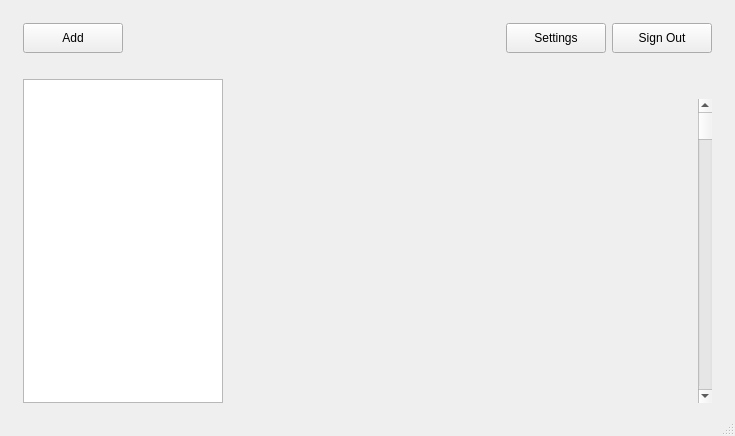
The window that manager_window.ui (Affan-Mushahid/KeepSake) describes before a commit, drawn with Qt 5.
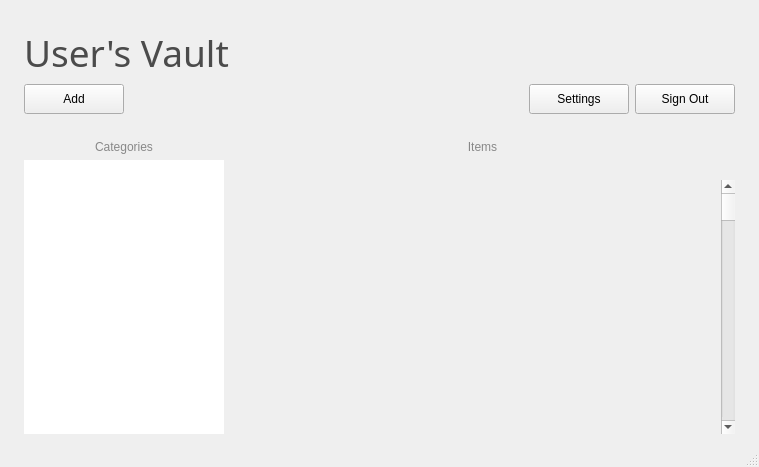
The same window after the commit.

Commit message: manager window created

What changed in the file:
```diff
--- a/manager_window.ui
+++ b/manager_window.ui
@@ -6,8 +6,8 @@
    <rect>
     <x>0</x>
     <y>0</y>
-    <width>735</width>
-    <height>436</height>
+    <width>759</width>
+    <height>467</height>
    </rect>
   </property>
   <property name="windowTitle">
@@ -15,6 +15,15 @@
   </property>
   <widget class="QWidget" name="centralWidget">
    <layout class="QGridLayout" name="gridLayout">
+    <property name="leftMargin">
+     <number>12</number>
+    </property>
+    <property name="topMargin">
+     <number>15</number>
+    </property>
+    <property name="rightMargin">
+     <number>12</number>
+    </property>
     <item row="0" column="0">
      <layout class="QVBoxLayout" name="verticalLayout">
       <property name="leftMargin">
@@ -29,6 +38,25 @@
       <property name="bottomMargin">
        <number>0</number>
       </property>
+      <item>
+       <widget class="QLabel" name="label">
+        <property name="font">
+         <font>
+          <family>Franklin Gothic Heavy</family>
+          <pointsize>28</pointsize>
+          <italic>false</italic>
+          <bold>false</bold>
+         </font>
+        </property>
+        <property name="styleSheet">
+         <string notr="true">color: rgb(75, 75, 75);
+font: 28pt &quot;Franklin Gothic Heavy&quot;;</string>
+        </property>
+        <property name="text">
+         <string>User's Vault</string>
+        </property>
+       </widget>
+      </item>
       <item>
        <layout class="QHBoxLayout" name="horizontalLayout">
         <item>
@@ -110,6 +138,24 @@
       <item>
        <layout class="QHBoxLayout" name="horizontalLayout_2">
         <item>
+         <layout class="QHBoxLayout" name="horizontalLayout_6">
+          <item>
+           <layout class="QVBoxLayout" name="verticalLayout_6">
+            <item>
+             <widget class="QLabel" name="label_2">
+              <property name="styleSheet">
+               <string notr="true">color: rgb(136, 136, 136);
+font: 16pt &quot;Franklin Gothic Heavy&quot;;</string>
+              </property>
+              <property name="text">
+               <string>Categories</string>
+              </property>
+              <property name="alignment">
+               <set>Qt::AlignCenter</set>
+              </property>
+             </widget>
+            </item>
+            <item>
          <widget class="QListView" name="listView">
           <property name="sizePolicy">
            <sizepolicy hsizetype="Fixed" vsizetype="Expanding">
@@ -129,12 +175,41 @@
             <height>16777215</height>
            </size>
           </property>
-         </widget>
-        </item>
-        <item>
-         <layout class="QHBoxLayout" name="horizontalLayout_6">
+              <property name="autoFillBackground">
+               <bool>false</bool>
+              </property>
+              <property name="frameShape">
+               <enum>QFrame::NoFrame</enum>
+              </property>
+              <property name="frameShadow">
+               <enum>QFrame::Plain</enum>
+              </property>
+              <property name="lineWidth">
+               <number>10</number>
+              </property>
+              <property name="midLineWidth">
+               <number>26</number>
+              </property>
+             </widget>
+            </item>
+           </layout>
+          </item>
           <item>
            <layout class="QVBoxLayout" name="verticalLayout_2">
+            <item>
+             <widget class="QLabel" name="label_3">
+              <property name="styleSheet">
+               <string notr="true">color: rgb(136, 136, 136);
+font: 16pt &quot;Franklin Gothic Heavy&quot;;</string>
+              </property>
+              <property name="text">
+               <string>Items</string>
+              </property>
+              <property name="alignment">
+               <set>Qt::AlignCenter</set>
+              </property>
+             </widget>
+            </item>
             <item>
              <layout class="QHBoxLayout" name="horizontalLayout_3" stretch="0">
               <property name="sizeConstraint">
```
Lines whose indentation alone changed are shown as unchanged. The commit also changes 5 other files.
